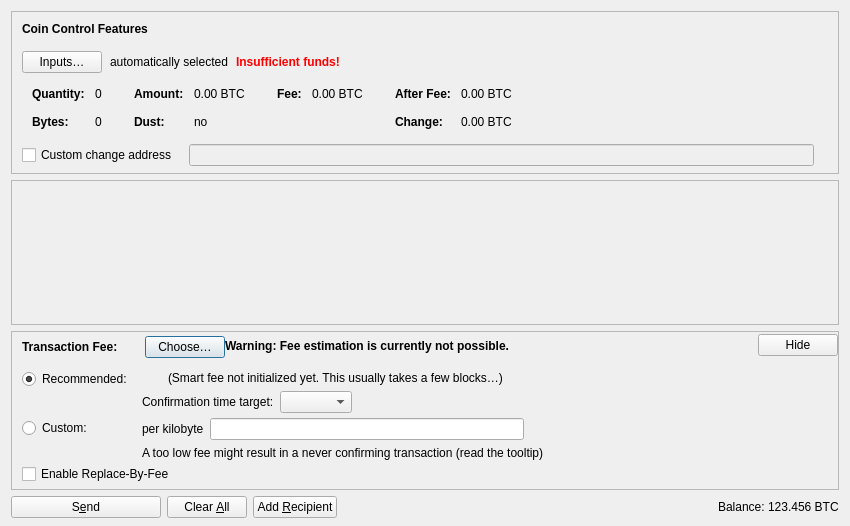
Above: src/qt/forms/sendcoinsdialog.ui from MicroBitcoinOrg/MicroBitcoin before the change. Below: the same form after it.
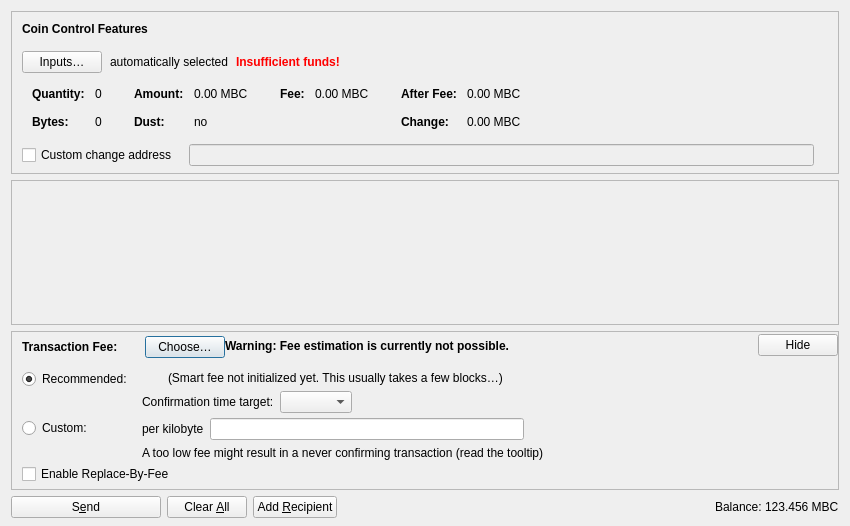
That is the form after the change. Icons and pictures are not drawn. Custom widgets are drawn as their Qt base class.

The edit to the form file:
```diff
--- a/src/qt/forms/sendcoinsdialog.ui
+++ b/src/qt/forms/sendcoinsdialog.ui
@@ -324,7 +324,7 @@
                   <enum>Qt::ActionsContextMenu</enum>
                  </property>
                  <property name="text">
-                  <string notr="true">0.00 BTC</string>
+                  <string notr="true">0.00 MBC</string>
                  </property>
                  <property name="textInteractionFlags">
                   <set>Qt::LinksAccessibleByMouse|Qt::TextSelectableByKeyboard|Qt::TextSelectableByMouse</set>
@@ -404,7 +404,7 @@
                   <enum>Qt::ActionsContextMenu</enum>
                  </property>
                  <property name="text">
-                  <string notr="true">0.00 BTC</string>
+                  <string notr="true">0.00 MBC</string>
                  </property>
                  <property name="textInteractionFlags">
                   <set>Qt::LinksAccessibleByMouse|Qt::TextSelectableByKeyboard|Qt::TextSelectableByMouse</set>
@@ -455,7 +455,7 @@
                   <enum>Qt::ActionsContextMenu</enum>
                  </property>
                  <property name="text">
-                  <string notr="true">0.00 BTC</string>
+                  <string notr="true">0.00 MBC</string>
                  </property>
                  <property name="textInteractionFlags">
                   <set>Qt::LinksAccessibleByMouse|Qt::TextSelectableByKeyboard|Qt::TextSelectableByMouse</set>
@@ -484,7 +484,7 @@
                   <enum>Qt::ActionsContextMenu</enum>
                  </property>
                  <property name="text">
-                  <string notr="true">0.00 BTC</string>
+                  <string notr="true">0.00 MBC</string>
                  </property>
                  <property name="textInteractionFlags">
                   <set>Qt::LinksAccessibleByMouse|Qt::TextSelectableByKeyboard|Qt::TextSelectableByMouse</set>
@@ -1214,7 +1214,7 @@
           <cursorShape>IBeamCursor</cursorShape>
          </property>
          <property name="text">
-          <string notr="true">123.456 BTC</string>
+          <string notr="true">123.456 MBC</string>
          </property>
          <property name="textInteractionFlags">
           <set>Qt::LinksAccessibleByMouse|Qt::TextSelectableByKeyboard|Qt::TextSelectableByMouse</set>
```
Left out of the diff: 16 changed lines with no effect on the pictures.
